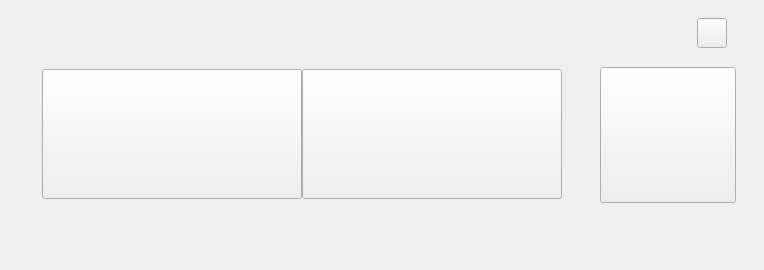
The window that ui/pressurezeroadjustment.ui (1xiaosongz/IABPUI) describes before a commit, drawn with Qt 5.
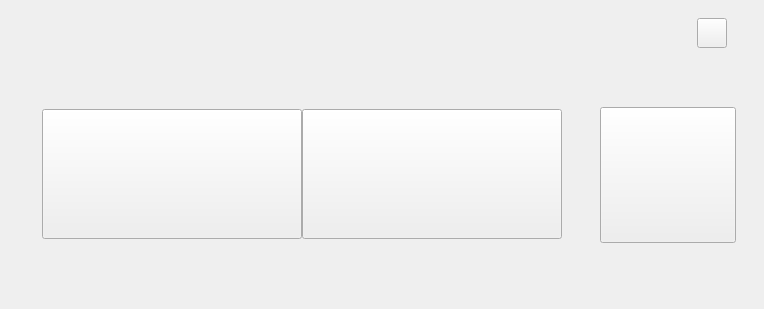
The same window after the commit. Icons and pictures are not drawn.

Diff of the .ui file:
```diff
--- a/ui/pressurezeroadjustment.ui
+++ b/ui/pressurezeroadjustment.ui
@@ -7,19 +7,19 @@
     <x>0</x>
     <y>0</y>
     <width>764</width>
-    <height>270</height>
+    <height>309</height>
    </rect>
   </property>
   <property name="minimumSize">
    <size>
     <width>764</width>
-    <height>270</height>
+    <height>309</height>
    </size>
   </property>
   <property name="maximumSize">
    <size>
     <width>764</width>
-    <height>270</height>
+    <height>309</height>
    </size>
   </property>
   <property name="windowTitle">
@@ -54,7 +54,7 @@
    <property name="geometry">
     <rect>
      <x>600</x>
-     <y>67</y>
+     <y>107</y>
      <width>136</width>
      <height>136</height>
     </rect>
@@ -78,8 +78,8 @@
   <widget class="QLabel" name="Cancel_Label">
    <property name="geometry">
     <rect>
-     <x>342</x>
-     <y>104</y>
+     <x>347</x>
+     <y>144</y>
      <width>175</width>
      <height>60</height>
     </rect>
@@ -110,7 +110,7 @@
    <property name="geometry">
     <rect>
      <x>302</x>
-     <y>69</y>
+     <y>109</y>
      <width>260</width>
      <height>130</height>
     </rect>
@@ -138,7 +138,7 @@
    <property name="geometry">
     <rect>
      <x>299</x>
-     <y>69</y>
+     <y>109</y>
      <width>266</width>
      <height>136</height>
     </rect>
@@ -169,7 +169,7 @@
    <property name="geometry">
     <rect>
      <x>42</x>
-     <y>69</y>
+     <y>109</y>
      <width>260</width>
      <height>130</height>
     </rect>
@@ -199,19 +199,19 @@
      <x>0</x>
      <y>0</y>
      <width>764</width>
-     <height>270</height>
+     <height>309</height>
     </rect>
    </property>
    <property name="minimumSize">
     <size>
      <width>764</width>
-     <height>270</height>
+     <height>309</height>
     </size>
    </property>
    <property name="maximumSize">
     <size>
      <width>764</width>
-     <height>270</height>
+     <height>309</height>
     </size>
    </property>
    <property name="styleSheet">
@@ -225,7 +225,7 @@
    <property name="geometry">
     <rect>
      <x>39</x>
-     <y>69</y>
+     <y>109</y>
      <width>266</width>
      <height>136</height>
     </rect>
@@ -255,8 +255,8 @@
   <widget class="QLabel" name="Affirm_Label">
    <property name="geometry">
     <rect>
-     <x>82</x>
-     <y>104</y>
+     <x>87</x>
+     <y>144</y>
      <width>175</width>
      <height>60</height>
     </rect>
```
